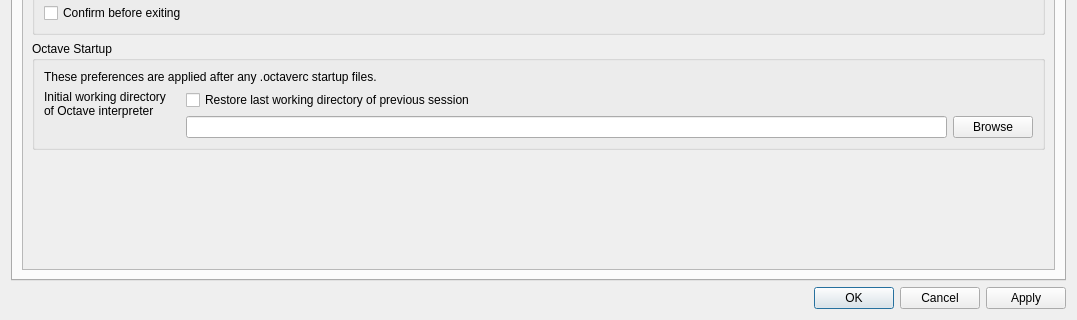
Above: libgui/src/settings-dialog.ui from gnu-octave/octave before the change; both pictures show x 0 to 1077 and y 353 to 673 of the 1077 by 673 pixel window. Below: the same form after it.
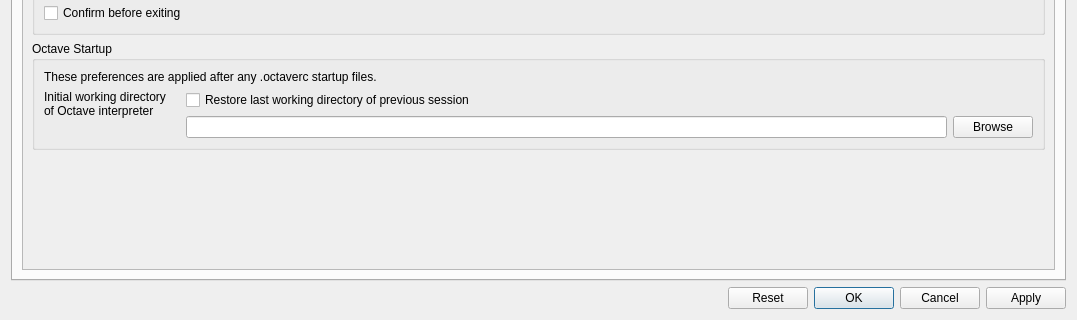
That is the form after the change. The open tabs and pages were chosen to show the change. Custom widgets are drawn as their Qt base class.

Commit message: improve settings dialog: load/appy info dialog, reset button

Diff of the .ui file:
```diff
--- a/libgui/src/settings-dialog.ui
+++ b/libgui/src/settings-dialog.ui
@@ -2951,11 +2951,37 @@
     </widget>
    </item>
    <item>
-    <widget class="QDialogButtonBox" name="button_box">
-     <property name="standardButtons">
-      <set>QDialogButtonBox::Apply|QDialogButtonBox::Cancel|QDialogButtonBox::Ok</set>
-     </property>
-    </widget>
+    <layout class="QHBoxLayout" name="horizontalLayout_20">
+     <item>
+      <spacer name="horizontalSpacer_4">
+       <property name="orientation">
+        <enum>Qt::Horizontal</enum>
+       </property>
+       <property name="sizeHint" stdset="0">
+        <size>
+         <width>40</width>
+         <height>20</height>
+        </size>
+       </property>
+      </spacer>
+     </item>
+     <item>
+      <widget class="QDialogButtonBox" name="button_box">
+       <property name="sizePolicy">
+        <sizepolicy hsizetype="Maximum" vsizetype="Fixed">
+         <horstretch>0</horstretch>
+         <verstretch>0</verstretch>
+        </sizepolicy>
+       </property>
+       <property name="toolTip">
+        <string>&lt;html&gt;&lt;head/&gt;&lt;body&gt;&lt;p&gt;&lt;span style=&quot; font-weight:600;&quot;&gt;Ok&lt;/span&gt; - close dialog and apply settings&lt;br&gt;&lt;span style=&quot; font-weight:600;&quot;&gt;Apply - &lt;/span&gt;apply settings but leave dialog open&lt;br&gt;&lt;span style=&quot; font-weight:600;&quot;&gt;Cancel - &lt;/span&gt;close dialog and discard changes not yet applied&lt;br&gt;&lt;span style=&quot; font-weight:600;&quot;&gt;Reset -&lt;/span&gt; reload settings discarding changes not yet applied&lt;/body&gt;&lt;/html&gt;</string>
+       </property>
+       <property name="standardButtons">
+        <set>QDialogButtonBox::Apply|QDialogButtonBox::Cancel|QDialogButtonBox::Ok|QDialogButtonBox::Reset</set>
+       </property>
+      </widget>
+     </item>
+    </layout>
    </item>
   </layout>
  </widget>
```
Left out of the diff: 6 changed lines with no effect on the pictures. The commit also changes 3 other files.
